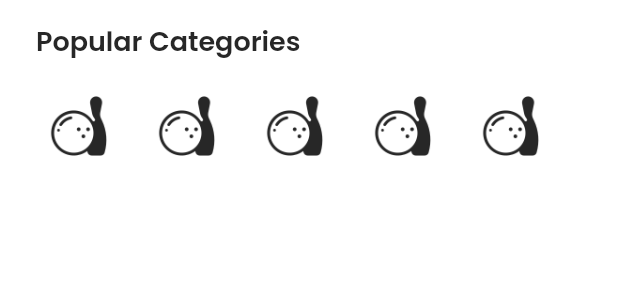
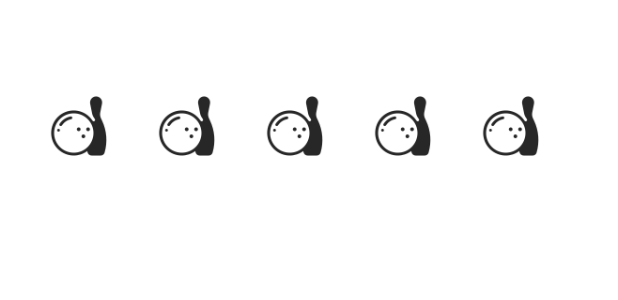
Before and after one commit to Manzi-Cedrick/ETC, a Flutter app: the THomeCategory widget shown alone on an empty page, opened directly, on a phone screen of 412 x 824 dp. Shown: the top 300 px of the screen. Run offline on Flutter 3.47's test engine with Material 3 defaults, Android fonts, the phone set to English and light mode, and no system bars; our stand-ins replace cached_network_image, carousel_slider, cloud_firestore, connectivity_plus, firebase_auth, firebase_core and 13 more; accounts and stored records are empty; project files that could hold a hidden picture were left out.

Commit message:
[core]: updates --addition

```diff
--- a/lib/features/shop/screens/home/widgets/THomeCategory.dart
+++ b/lib/features/shop/screens/home/widgets/THomeCategory.dart
@@ -1,5 +1,6 @@
 import 'package:etrade_actions/features/shop/screens/home/widgets/TListViewCategoryOption.dart';
 import 'package:etrade_actions/features/shop/screens/home/widgets/TSectionHeading.dart';
+import 'package:etrade_actions/utils/constants/colors.dart';
 import 'package:etrade_actions/utils/constants/sizes.dart';
 import 'package:flutter/material.dart';
 
@@ -16,7 +17,7 @@ class THomeCategory extends StatelessWidget {
       child: Column(
         children: [
           TSectionHeading(
-              title: 'Popular Categories', showActionsButton: false),
+              title: 'Popular Categories', showActionsButton: false, textColor: TColors.white,),
           SizedBox(height: TSizes.spaceBtwItems),
           // Categories
           TListViewCategoryOption(),
```
